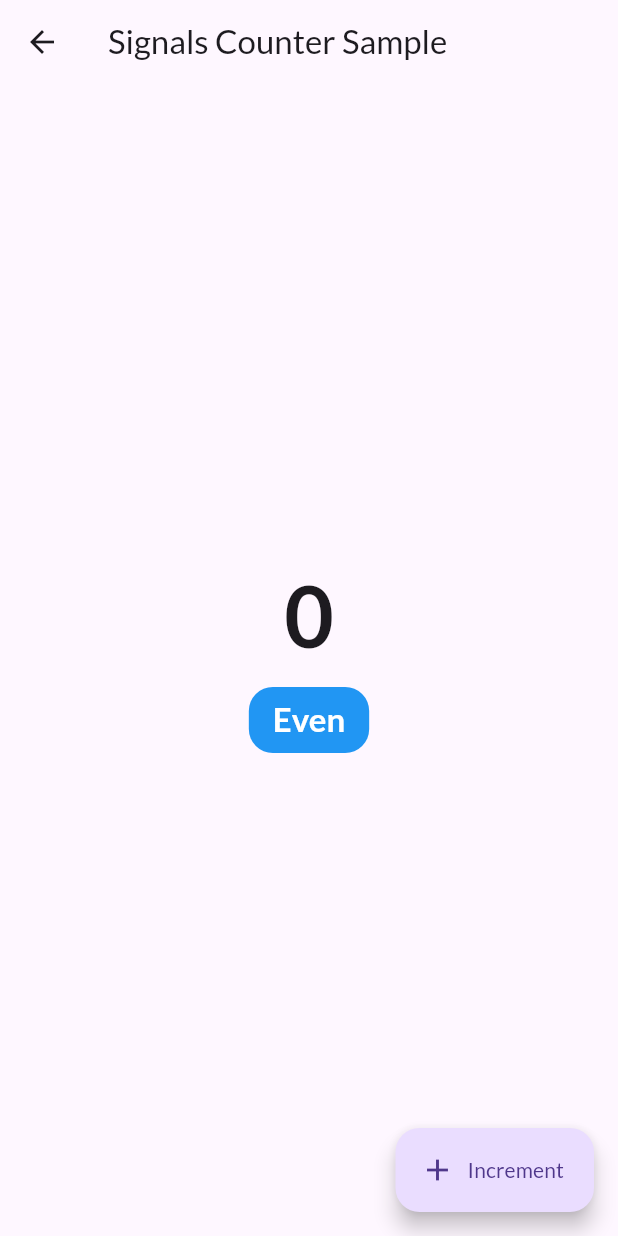
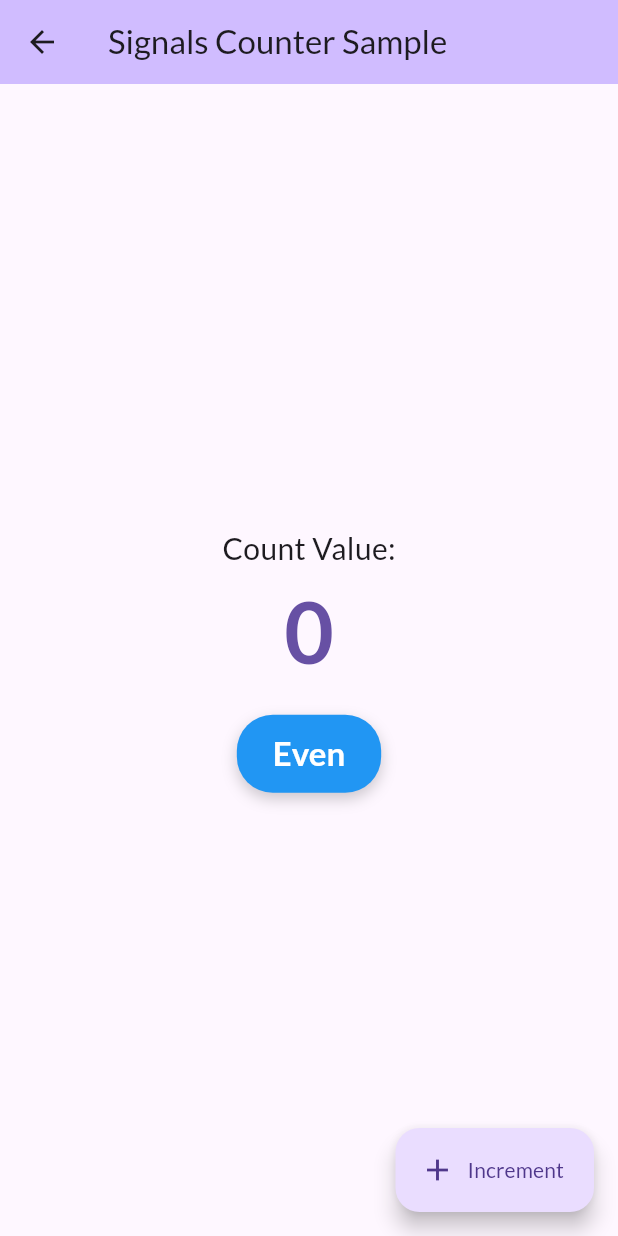
Before and after one commit to Koichi5/sample-flutter, a Flutter app: the SignalsCounterSample screen opened directly, on a phone screen of 412 x 824 dp. Run offline on Flutter 3.47's test engine with Material 3 defaults, Android fonts, the phone set to English and light mode, and no system bars; our stand-ins replace flutter_hooks, flutter_riverpod, gap, go_router, hooks_riverpod, photo_view and 4 more; missing offline and left inert: async_queue, dart:html, image_picker_web; accounts and stored records are empty; generated files the repository leaves out were written again.

Commit message:
feat: Update Counter Sample UI with enhanced visual design

```diff
--- a/lib/signals/counter_sample/signals_counter_sample.dart
+++ b/lib/signals/counter_sample/signals_counter_sample.dart
@@ -18,25 +18,39 @@ class SignalsCounterSample extends StatelessWidget {
 
     return Scaffold(
       appBar: AppBar(
+        backgroundColor: Theme.of(context).colorScheme.inversePrimary,
         title: const Text('Signals Counter Sample'),
       ),
       body: Center(
         child: Column(
           mainAxisAlignment: MainAxisAlignment.center,
           children: [
+            const Text(
+              'Count Value:',
+              style: TextStyle(fontSize: 20, fontWeight: FontWeight.w500),
+            ),
+            const SizedBox(height: 8),
             Watch((context) => Text(
                   count.value.toString(),
                   style: Theme.of(context).textTheme.displayLarge?.copyWith(
                         fontWeight: FontWeight.bold,
+                        color: Theme.of(context).colorScheme.primary,
                       ),
                 )),
-            const SizedBox(height: 16),
+            const SizedBox(height: 24),
             Watch((context) => Container(
                   padding:
-                      const EdgeInsets.symmetric(horizontal: 16, vertical: 8),
+                      const EdgeInsets.symmetric(horizontal: 24, vertical: 12),
                   decoration: BoxDecoration(
                     color: isOdd.value ? Colors.orange : Colors.blue,
-                    borderRadius: BorderRadius.circular(16),
+                    borderRadius: BorderRadius.circular(24),
+                    boxShadow: [
+                      BoxShadow(
+                        color: Colors.black.withOpacity(0.2),
+                        blurRadius: 8,
+                        offset: const Offset(0, 4),
+                      ),
+                    ],
                   ),
                   child: Text(
                     isOdd.value ? 'Odd' : 'Even',
```
